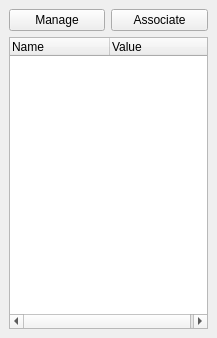
Above: ComplexTools/complexWindow_base.ui from dsgoficial/DsgTools before the change. Below: the same form after it.
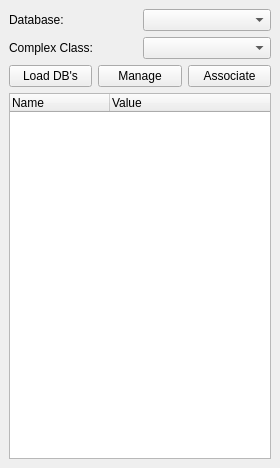
That is the form after the change.

Commit message: Testing a Complex dock

Diff of the .ui file:
```diff
--- a/ComplexTools/complexWindow_base.ui
+++ b/ComplexTools/complexWindow_base.ui
@@ -6,8 +6,8 @@
    <rect>
     <x>0</x>
     <y>0</y>
-    <width>217</width>
-    <height>338</height>
+    <width>280</width>
+    <height>468</height>
    </rect>
   </property>
   <property name="windowTitle">
@@ -15,21 +15,56 @@
   </property>
   <widget class="QWidget" name="dockWidgetContents">
    <layout class="QGridLayout" name="gridLayout">
-    <item row="0" column="0">
+    <item row="0" column="0" colspan="3">
+     <layout class="QHBoxLayout" name="horizontalLayout">
+      <item>
+       <widget class="QLabel" name="label">
+        <property name="text">
+         <string>Database:</string>
+        </property>
+       </widget>
+      </item>
+      <item>
+       <widget class="QComboBox" name="dbCombo"/>
+      </item>
+     </layout>
+    </item>
+    <item row="1" column="0" colspan="3">
+     <layout class="QHBoxLayout" name="horizontalLayout_2">
+      <item>
+       <widget class="QLabel" name="label_2">
+        <property name="text">
+         <string>Complex Class:</string>
+        </property>
+       </widget>
+      </item>
+      <item>
+       <widget class="QComboBox" name="complexCombo"/>
+      </item>
+     </layout>
+    </item>
+    <item row="2" column="0">
+     <widget class="QPushButton" name="dbButton">
+      <property name="text">
+       <string>Load DB's</string>
+      </property>
+     </widget>
+    </item>
+    <item row="2" column="1">
      <widget class="QPushButton" name="managePushButton">
       <property name="text">
        <string>Manage</string>
       </property>
      </widget>
     </item>
-    <item row="0" column="1">
+    <item row="2" column="2">
      <widget class="QPushButton" name="associatePushButton">
       <property name="text">
        <string>Associate</string>
       </property>
      </widget>
     </item>
-    <item row="1" column="0" colspan="2">
+    <item row="3" column="0" colspan="3">
      <widget class="QTreeWidget" name="treeWidget">
       <column>
        <property name="text">
```
The commit also changes 9 other files.
